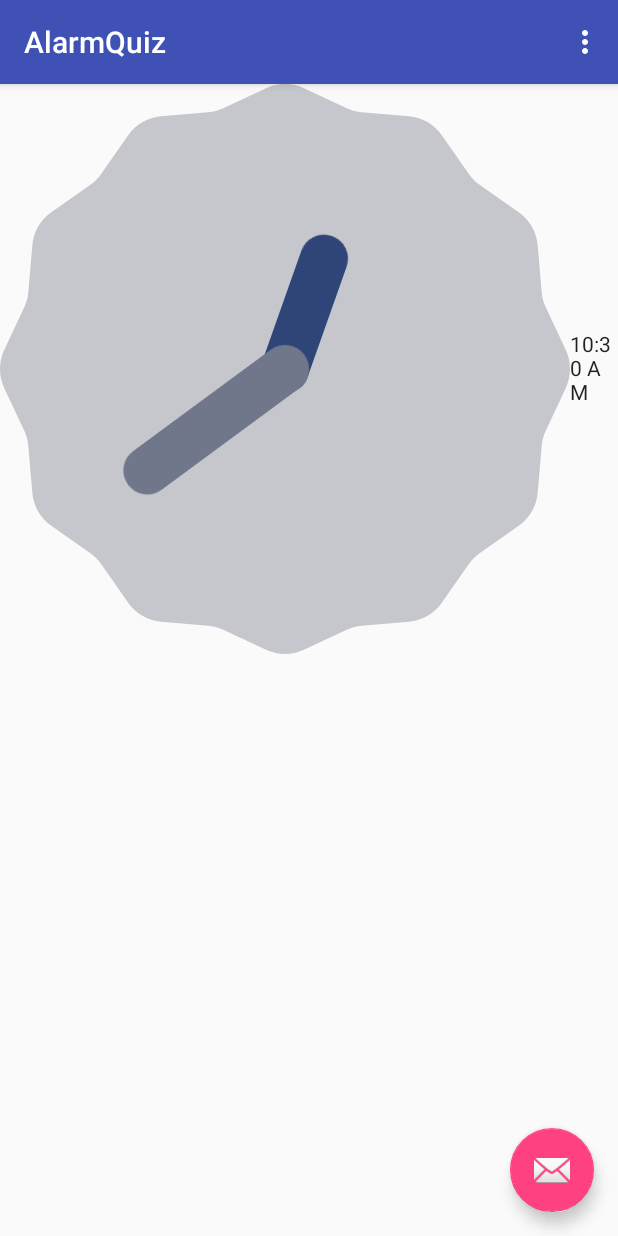
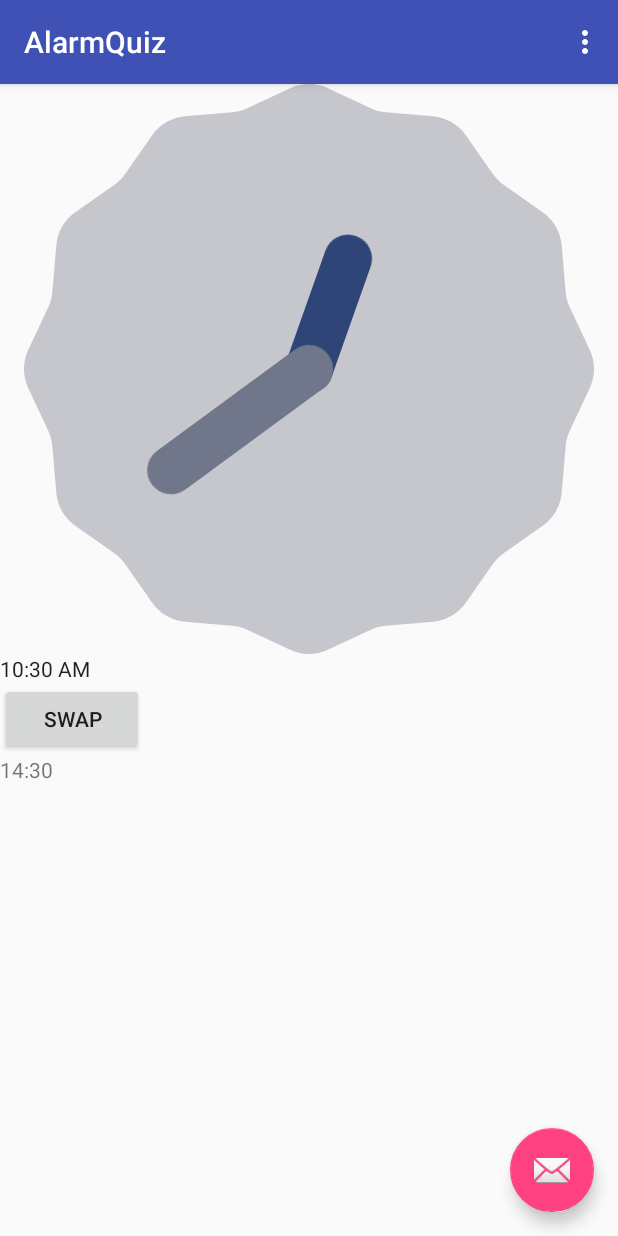
Before and after one commit to ChristopherMurray194/AlarmQuiz, an Android app: the screen it shows after launch (MainActivity), on a phone screen of 412 x 824 dp. Run offline under Robolectric (Android 15) with nearby library versions, the phone set to English and light mode, and no system bars.

Commit message:
ListView added.

```diff
--- a/app/src/main/java/helloandroid/brighton/uk/ac/alarmquiz/MainActivity.java
+++ b/app/src/main/java/helloandroid/brighton/uk/ac/alarmquiz/MainActivity.java
@@ -9,11 +9,15 @@ import android.view.View;
 import android.view.Menu;
 import android.view.MenuItem;
 import android.content.Intent;
+import android.widget.ArrayAdapter;
 import android.widget.Button;
 import android.widget.AnalogClock;
 import android.widget.DigitalClock;
 import android.widget.EditText;
+import android.widget.ListView;
 import android.widget.TextClock;
+
+import java.util.ArrayList;
 
 public class MainActivity extends AppCompatActivity {
 public final static String EXTRA_MESSAGE = "helloandroid.brighton.uk.ac.alarmquiz.MESSAGE";
@@ -62,6 +66,25 @@ private static AnalogClock Analog;
             }
         });
 
+        addAlarms();
+
+    }
+
+    private void addAlarms()
+    {
+        // Create a dynamic array list of
+        ArrayList<String> alarmsArr = new ArrayList<String>();
+        // Add it to the list of alarms
+        alarmsArr.add("14:30");
+
+        ArrayAdapter<String> adapter = new ArrayAdapter<String>(
+                this,           // Context for the activity
+                R.layout.alarm, // Layout to use
+                alarmsArr       // Views to be displayed
+        );
+
+        ListView list = (ListView) findViewById(R.id.alarmList);
+        list.setAdapter(adapter);
     }
 
     @Override
@@ -85,18 +108,4 @@ private static AnalogClock Analog;
 
         return super.onOptionsItemSelected(item);
     }
-
-    /** Called when the user clicks the send button */
-    public void sendMessage(View view)
-    {
-        // Create a new intent to start an activity
-        Intent intent = new Intent(this, DisplayMessageActivity.class);
-        // Get the EditText element
-        EditText editText = (EditText) findViewById(R.id.edit_message);
-        // Store the message
-        String message = editText.getText().toString();
-        // Add the message to the intent
-        intent.putExtra(EXTRA_MESSAGE, message);
-        startActivity(intent);
-    }
 }
--- /dev/null
+++ b/app/src/main/res/layout/alarm.xml
@@ -0,0 +1,5 @@
+<?xml version="1.0" encoding="utf-8"?>
+<TextView xmlns:android="http://schemas.android.com/apk/res/android"
+    android:layout_width="match_parent" android:layout_height="match_parent">
+
+</TextView>
--- a/app/src/main/res/layout/content_main.xml
+++ b/app/src/main/res/layout/content_main.xml
@@ -1,5 +1,5 @@
 <?xml version="1.0" encoding="utf-8"?>
-<LinearLayout xmlns:android="http://schemas.android.com/apk/res/android"
+<RelativeLayout xmlns:android="http://schemas.android.com/apk/res/android"
     xmlns:tools="http://schemas.android.com/tools"
     xmlns:app="http://schemas.android.com/apk/res-auto"
     android:orientation="horizontal"
@@ -10,36 +10,33 @@
 
     <AnalogClock
         android:id="@+id/analogClock"
-        android:layout_width="wrap_content"
+        android:layout_width="match_parent"
         android:layout_height="wrap_content"
         />
 
     <TextClock
         android:id="@+id/digitalClock"
-        android:layout_width="wrap_content"
+        android:layout_width="match_parent"
         android:layout_height="wrap_content"
+        android:layout_below="@id/analogClock"
         />
 
     <Button
         android:id="@+id/toggleClock"
-        android:layout_width="wrap_content"
+        android:layout_width="96dp"
         android:layout_height="wrap_content"
-        android:text="@string/button_send"
-        android:onClick="sendMessage"
+        android:layout_below="@id/digitalClock"
+        android:layout_alignParentLeft="true"
+        android:text="@string/swap_clock"
         />
 
-    <EditText
-        android:id="@+id/edit_message"
-        android:layout_weight="1"
-        android:layout_width="0dp"
+    <ListView
+        android:id="@+id/alarmList"
+        android:layout_width="match_parent"
         android:layout_height="wrap_content"
-        android:hint="@string/edit_message"
-        />
+        android:layout_below="@id/toggleClock"
+        >
 
-    <Button
-        android:layout_width="wrap_content"
-        android:layout_height="wrap_content"
-        android:text="@string/button_send"
-        android:onClick="sendMessage"
-        />
-</LinearLayout>
+    </ListView>
+
+</RelativeLayout>
--- a/app/src/main/res/values/strings.xml
+++ b/app/src/main/res/values/strings.xml
@@ -1,7 +1,7 @@
 <resources>
     <string name="app_name">AlarmQuiz</string>
-    <string name="edit_message">Enter a message</string>
-    <string name="button_send">Send</string>
+    <string name="swap_clock">Swap</string>
+    <string name="time">Time</string>
     <string name="action_settings">Settings</string>
     <string name="title_activity_display_message">My Message</string>
 </resources>
```
